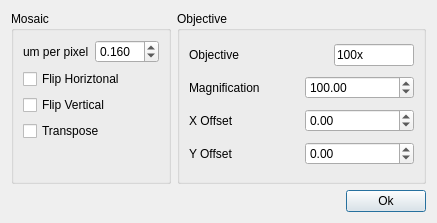
Above: storm_control/steve/qtdesigner/mosaic_dialog.ui from ZhuangLab/storm-control before the change. Below: the same form after it.
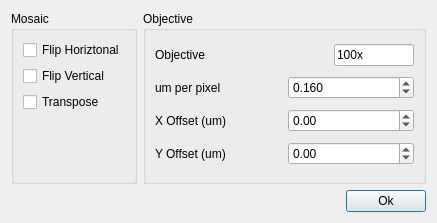
That is the form after the change.

Commit message: Fix mosaic dialog.

What changed in the file:
```diff
--- a/storm_control/steve/qtdesigner/mosaic_dialog.ui
+++ b/storm_control/steve/qtdesigner/mosaic_dialog.ui
@@ -40,33 +40,6 @@
         <string>Mosaic</string>
        </property>
        <layout class="QVBoxLayout" name="verticalLayout">
-        <item>
-         <layout class="QHBoxLayout" name="horizontalLayout_7">
-          <item>
-           <widget class="QLabel" name="pixLabel">
-            <property name="text">
-             <string>um per pixel</string>
-            </property>
-           </widget>
-          </item>
-          <item>
-           <widget class="QDoubleSpinBox" name="pixDoubleSpinBox">
-            <property name="decimals">
-             <number>3</number>
-            </property>
-            <property name="maximum">
-             <double>10.000000000000000</double>
-            </property>
-            <property name="singleStep">
-             <double>0.010000000000000</double>
-            </property>
-            <property name="value">
-             <double>0.160000000000000</double>
-            </property>
-           </widget>
-          </item>
-         </layout>
-        </item>
         <item>
          <widget class="QCheckBox" name="horizCheckBox">
           <property name="text">
@@ -135,27 +108,27 @@
          </layout>
         </item>
         <item>
-         <layout class="QHBoxLayout" name="horizontalLayout_2">
+         <layout class="QHBoxLayout" name="horizontalLayout_7">
           <item>
-           <widget class="QLabel" name="magLabel">
+           <widget class="QLabel" name="pixLabel">
             <property name="text">
-             <string>Magnification</string>
+             <string>um per pixel</string>
             </property>
            </widget>
           </item>
           <item>
-           <widget class="QDoubleSpinBox" name="magDoubleSpinBox">
-            <property name="minimum">
-             <double>1.000000000000000</double>
+           <widget class="QDoubleSpinBox" name="pixDoubleSpinBox">
+            <property name="decimals">
+             <number>3</number>
             </property>
             <property name="maximum">
-             <double>200.000000000000000</double>
+             <double>10.000000000000000</double>
             </property>
             <property name="singleStep">
              <double>0.010000000000000</double>
             </property>
             <property name="value">
-             <double>100.000000000000000</double>
+             <double>0.160000000000000</double>
             </property>
            </widget>
           </item>
@@ -166,7 +139,7 @@
           <item>
            <widget class="QLabel" name="xoffLabel">
             <property name="text">
-             <string>X Offset</string>
+             <string>X Offset (um)</string>
             </property>
            </widget>
           </item>
@@ -187,7 +160,7 @@
           <item>
            <widget class="QLabel" name="yoffLabel">
             <property name="text">
-             <string>Y Offset</string>
+             <string>Y Offset (um)</string>
             </property>
            </widget>
           </item>
```
The commit also changes 2 other files.
